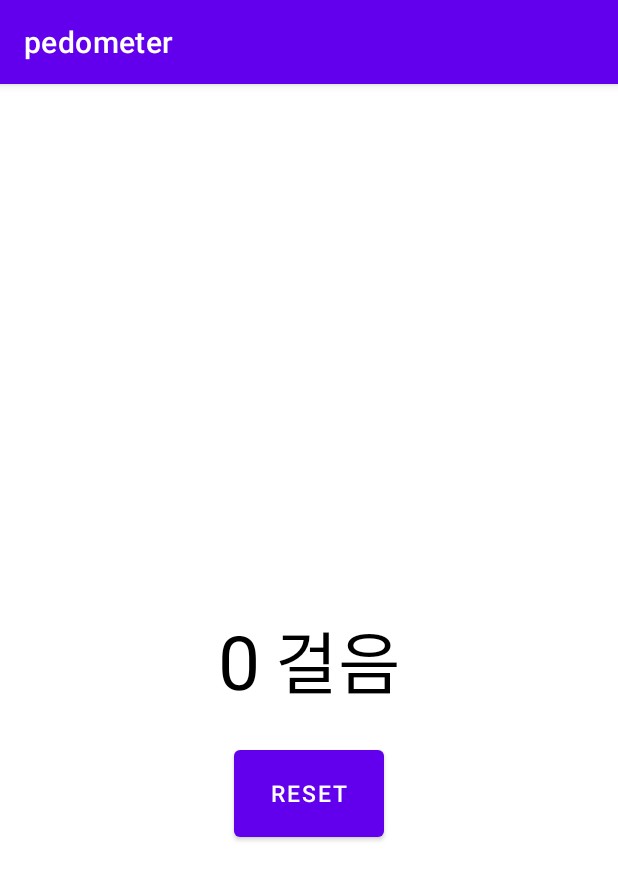
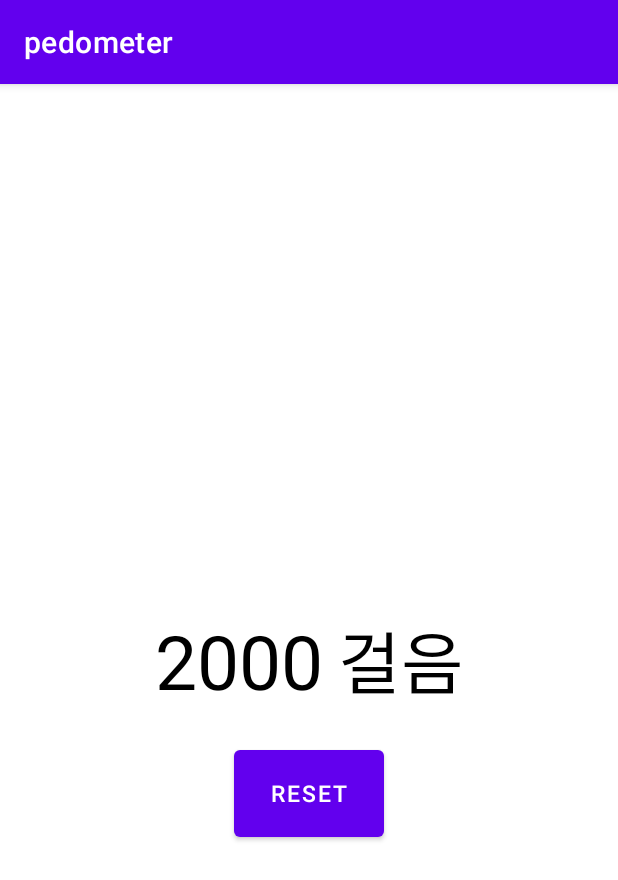
Before and after one commit to dyeon999/Pedometer, an Android app: the MainActivity screen opened directly, with no data from a screen before it, on a phone screen of 412 x 824 dp. Shown: the top 880 px of the screen. Run offline under Robolectric (Android 15) with nearby library versions, the phone set to English and light mode, and no system bars.

Commit message:
step count _1 <registerListner fail... step_counter Non-wakeup

```diff
--- a/app/src/main/java/com/example/pedometer/MainActivity.kt
+++ b/app/src/main/java/com/example/pedometer/MainActivity.kt
@@ -7,6 +7,7 @@ import android.hardware.SensorEventListener
 import android.hardware.SensorManager
 import android.os.Bundle
 import android.os.PersistableBundle
+import android.util.Log
 import android.widget.Toast
 import androidx.appcompat.app.AppCompatActivity
 import com.example.pedometer.databinding.ActivityMainBinding
@@ -16,17 +17,23 @@ class MainActivity: AppCompatActivity(), SensorEventListener {
 
     var running = false
     var sensorManager: SensorManager? = null
-    var steps = 0
+    var steps = 0f
 
     // onCreate
     override fun onCreate(savedInstanceState: Bundle?) {
         super.onCreate(savedInstanceState)
         binding = ActivityMainBinding.inflate(layoutInflater)
 
-        this.supportFragmentManager.beginTransaction()
-            .replace(R.id. main_frm, HomeFragment()).commitAllowingStateLoss()
+//        this.supportFragmentManager.beginTransaction()
+//            .replace(R.id. main_frm, HomeFragment()).commitAllowingStateLoss()
 
         setContentView(R.layout.activity_main)
+
+        binding.mainStepCountTv.text = loadData().toString()
+        binding.mainStepResetBt.setOnClickListener {
+            resetData()
+            binding.mainStepCountTv.text = 0.toString()
+        }
 
         sensorManager = getSystemService(Context.SENSOR_SERVICE) as SensorManager
 
@@ -42,8 +49,7 @@ class MainActivity: AppCompatActivity(), SensorEventListener {
             Toast.makeText(this, "No Step Counter Sensor !", Toast.LENGTH_SHORT).show()
         }
         else {
-            sensorManager?.registerListener(this, stepSensor, SensorManager.SENSOR_DELAY_UI)
-            steps = loadData()
+            sensorManager?.registerListener(this, stepSensor, SensorManager.SENSOR_STATUS_ACCURACY_MEDIUM)
         }
     }
 
@@ -53,8 +59,9 @@ class MainActivity: AppCompatActivity(), SensorEventListener {
         sensorManager?.unregisterListener(this)
     }
 
-    override fun onSensorChanged(p0: SensorEvent?) {
+    override fun onSensorChanged(event: SensorEvent) {
         if (running){
+            steps = event.values[0]
             saveData()
         }
     }
@@ -67,14 +74,20 @@ class MainActivity: AppCompatActivity(), SensorEventListener {
         val sharedPreferences = getSharedPreferences("steps", Context.MODE_PRIVATE)
 
         val editor = sharedPreferences.edit()
-        editor.putInt("key", steps)
+        editor.putFloat("key", steps)
         editor.apply()
     }
 
-    private fun loadData(): Int {
+    private fun loadData(): Float {
         val sharedPreference = getSharedPreferences("steps", Context.MODE_PRIVATE)
-        val key = sharedPreference.getInt("key", 0)
+        val key = sharedPreference.getFloat("key", 0f)
+
+        Log.d("MAIN STEPS ", key.toString())
 
         return key
     }
+
+    private fun resetData() {
+        steps = 0f
+    }
 }
--- a/app/src/main/res/layout/activity_main.xml
+++ b/app/src/main/res/layout/activity_main.xml
@@ -1,11 +1,54 @@
 <?xml version="1.0" encoding="utf-8"?>
 <androidx.constraintlayout.widget.ConstraintLayout xmlns:android="http://schemas.android.com/apk/res/android"
     android:layout_width="match_parent"
-    android:layout_height="match_parent">
+    android:layout_height="match_parent"
+    xmlns:app="http://schemas.android.com/apk/res-auto">
 
-    <FrameLayout
-        android:id="@+id/main_frm"
-        android:layout_width="match_parent"
-        android:layout_height="match_parent"/>
+    <androidx.constraintlayout.widget.ConstraintLayout
+        android:id="@+id/main_step_cl"
+        android:layout_width="wrap_content"
+        android:layout_height="wrap_content"
+        app:layout_constraintStart_toStartOf="parent"
+        app:layout_constraintEnd_toEndOf="parent"
+        app:layout_constraintTop_toTopOf="parent"
+        app:layout_constraintBottom_toBottomOf="parent">
+
+        <TextView
+            android:id="@+id/main_step_count_tv"
+            android:layout_width="wrap_content"
+            android:layout_height="wrap_content"
+            android:text="2000"
+            android:textSize="50sp"
+            android:textColor="@color/black"
+            app:layout_constraintStart_toStartOf="parent"
+            app:layout_constraintTop_toTopOf="parent"
+            app:layout_constraintBottom_toBottomOf="parent"
+            app:layout_constraintEnd_toStartOf="@+id/hoem_step_text_tv"/>
+
+        <TextView
+            android:id="@+id/main_step_text_tv"
+            android:layout_width="wrap_content"
+            android:layout_height="wrap_content"
+            android:layout_marginStart="10dp"
+            android:text="걸음"
+            android:textSize="45sp"
+            android:textColor="@color/black"
+            app:layout_constraintStart_toEndOf="@+id/main_step_count_tv"
+            app:layout_constraintTop_toTopOf="parent"
+            app:layout_constraintBottom_toBottomOf="parent"
+            app:layout_constraintEnd_toEndOf="parent"/>
+
+    </androidx.constraintlayout.widget.ConstraintLayout>
+
+    <Button
+        android:id="@+id/main_step_reset_bt"
+        android:layout_width="100dp"
+        android:layout_height="70dp"
+        android:layout_marginTop="20dp"
+        android:text="reset"
+        android:textSize="15sp"
+        app:layout_constraintStart_toStartOf="parent"
+        app:layout_constraintEnd_toEndOf="parent"
+        app:layout_constraintTop_toBottomOf="@+id/main_step_cl"/>
 
 </androidx.constraintlayout.widget.ConstraintLayout>
```
Also changed, not shown: app/src/main/java/com/example/pedometer/HomeFragment.kt (+8 -5 lines).
